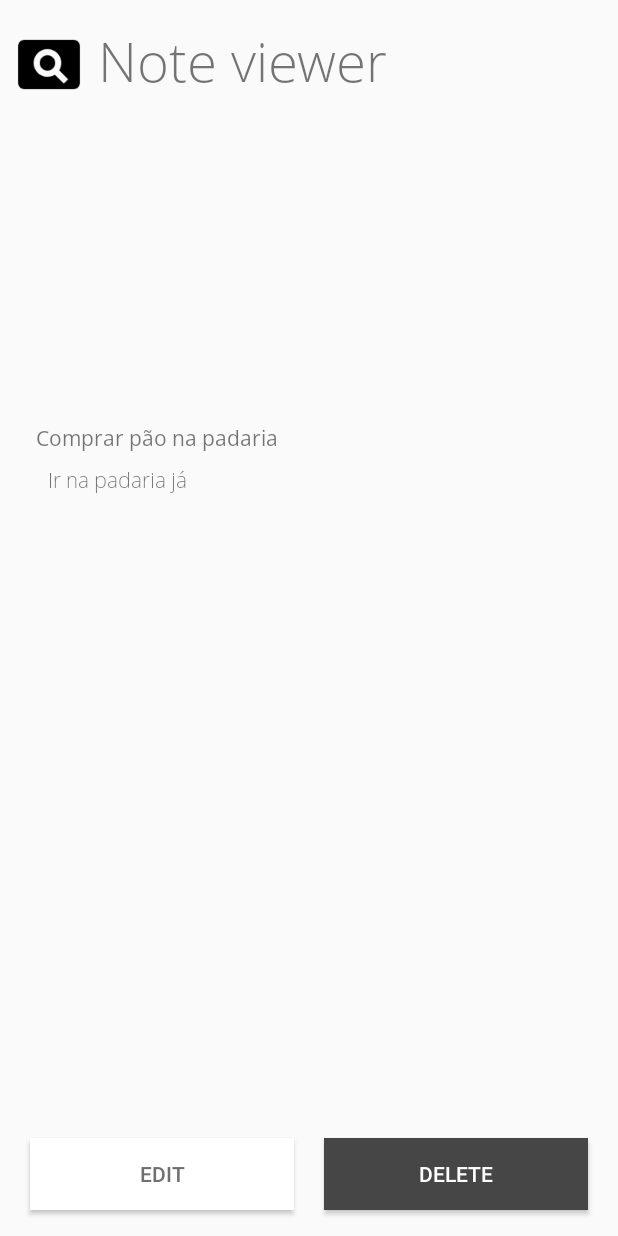
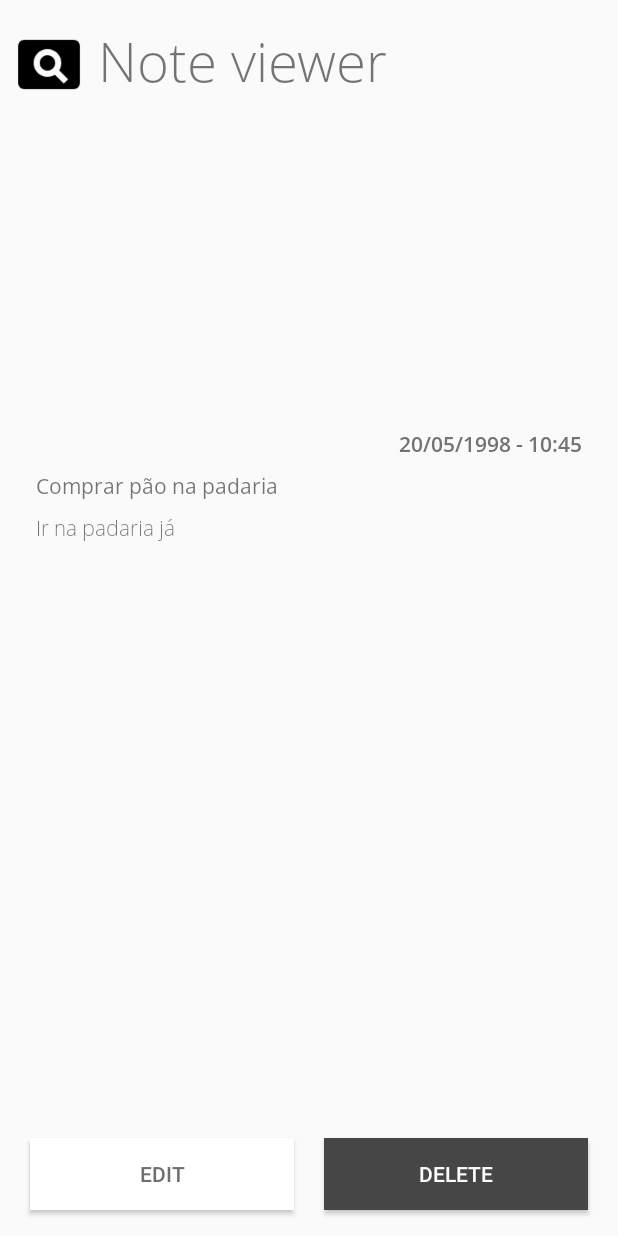
Before and after one commit to soumarcelino/notes, an Android app: the NoteView screen opened directly, with no data from a screen before it, on a phone screen of 412 x 824 dp. Run offline under Robolectric (Android 15) with nearby library versions, the phone set to English and light mode, and no system bars; our stand-ins replace Room's generated code; libraries missing offline, so code that uses them is left out: com.koushikdutta.ion; pictures from the network do not load.

Commit message:
Add created date

```diff
--- a/app/build.gradle
+++ b/app/build.gradle
@@ -26,7 +26,6 @@ dependencies {
     implementation "androidx.lifecycle:lifecycle-extensions:2.0.0"
     annotationProcessor "androidx.lifecycle:lifecycle-compiler:2.0.0"
 
-
     implementation fileTree(dir: 'libs', include: ['*.jar'])
     implementation 'androidx.appcompat:appcompat:1.0.2'
     implementation 'androidx.constraintlayout:constraintlayout:1.1.3'
--- a/app/src/main/java/com/m/notas/NoteView.java
+++ b/app/src/main/java/com/m/notas/NoteView.java
@@ -1,15 +1,12 @@
 package com.m.notas;
 
-import androidx.annotation.Nullable;
 import androidx.appcompat.app.AlertDialog;
 import androidx.appcompat.app.AppCompatActivity;
 import androidx.lifecycle.ViewModelProviders;
 
-import android.app.Activity;
 import android.app.ActivityOptions;
 import android.content.DialogInterface;
 import android.content.Intent;
-import android.media.Image;
 import android.os.Bundle;
 import android.transition.Fade;
 import android.view.View;
@@ -22,6 +19,7 @@ import android.widget.TextView;
 import com.koushikdutta.ion.Ion;
 import com.m.notas.models.Note;
 import com.m.notas.models.NoteViewModel;
+import com.m.notas.utils.DateUtils;
 import com.m.notas.utils.Text;
 
 public class NoteView extends AppCompatActivity {
@@ -42,6 +40,8 @@ public class NoteView extends AppCompatActivity {
 
         TextView noteTitle = findViewById(R.id.noteViewTitle);
         TextView noteBody = findViewById(R.id.noteTitleViewBody);
+        TextView noteDate = findViewById(R.id.noteViewDate);
+
         ImageView noteViewGravatar = findViewById(R.id.noteViewGravatar);
 
         Bundle extras = getIntent().getExtras();
@@ -49,6 +49,9 @@ public class NoteView extends AppCompatActivity {
             note = (Note) extras.getSerializable("note");
             noteTitle.setText(note.getName());
             noteBody.setText(note.getDescription());
+
+            noteDate.setText(DateUtils.toString(note.getCreateDate()));
+
             String hash = Text.MD5(note.getName().toLowerCase());
             Ion.with(this)
                     .load("https://www.gravatar.com/monsterid/"+hash+"?s=500")
@@ -91,6 +94,5 @@ public class NoteView extends AppCompatActivity {
     private void deleteNote(){
         noteViewModel.delete(note);
         finishAfterTransition();
-
     }
 }
--- a/app/src/main/java/com/m/notas/adapters/NoteAdapter.java
+++ b/app/src/main/java/com/m/notas/adapters/NoteAdapter.java
@@ -15,6 +15,8 @@ import com.m.notas.R;
 import com.m.notas.utils.Text;
 
 import java.util.List;
+
+import static com.m.notas.utils.Text.truncateText;
 
 public class NoteAdapter extends RecyclerView.Adapter<NoteAdapter.ViewHolder> {
     private List<Note> notes;
@@ -37,8 +39,8 @@ public class NoteAdapter extends RecyclerView.Adapter<NoteAdapter.ViewHolder> {
     @Override
     public void onBindViewHolder(ViewHolder holder, int position) {
         Note note = notes.get(position);
-        holder.noteName.setText(note.getName());
-        holder.noteDesc.setText(note.getDescription());
+        holder.noteName.setText(truncateText(note.getName(), 30));
+        holder.noteDesc.setText(truncateText(note.getDescription(), 40));
         String hash = Text.MD5(note.getName().toLowerCase());
         Ion.with(layoutInflater.getContext())
                 .load("https://www.gravatar.com/monsterid/"+hash+"?s=500")
--- a/app/src/main/java/com/m/notas/models/NoteDao.java
+++ b/app/src/main/java/com/m/notas/models/NoteDao.java
@@ -12,7 +12,7 @@ import java.util.List;
 
 @Dao
 public interface NoteDao {
-    @Query("SELECT * FROM NOTES")
+    @Query("SELECT * FROM NOTES ORDER BY id DESC")
     LiveData<List<Note>> getAll();
 
     @Query("SELECT * FROM NOTES WHERE id IN (:notesId)")
--- a/app/src/main/java/com/m/notas/utils/Constants.java
+++ b/app/src/main/java/com/m/notas/utils/Constants.java
@@ -1,4 +1,9 @@
 package com.m.notas.utils;
 
 public class Constants {
+    public static final String TIME_STAMP_FORMAT = "yyyy-MM-dd HH:mm:ss";
+    public static final String TIME_STAMP_FORMAT_DEFAULT = "MM-dd-yyyy - hh:mm a";
+    public static final String TIME_STAMP_FORMAT_PT = "dd/MM/yyyy - HH:mm";
+
+
 }
--- a/app/src/main/res/layout/activity_create_note.xml
+++ b/app/src/main/res/layout/activity_create_note.xml
@@ -47,6 +47,7 @@
             android:layout_height="wrap_content"
             android:layout_weight="1"
             android:hint="@string/app.input.title"
+            android:singleLine="true"
             android:textColorHighlight="#464646"
             android:textColorLink="#464646" />
     </com.google.android.material.textfield.TextInputLayout>
--- a/app/src/main/res/layout/activity_edit_note.xml
+++ b/app/src/main/res/layout/activity_edit_note.xml
@@ -47,6 +47,7 @@
             android:layout_height="wrap_content"
             android:layout_weight="1"
             android:hint="@string/app.input.title"
+            android:singleLine="true"
             android:textColorHighlight="#464646"
             android:textColorLink="#464646" />
     </com.google.android.material.textfield.TextInputLayout>
--- a/app/src/main/res/layout/activity_note_view.xml
+++ b/app/src/main/res/layout/activity_note_view.xml
@@ -64,9 +64,8 @@
         android:id="@+id/noteTitleViewBody"
         android:layout_width="0dp"
         android:layout_height="wrap_content"
-        android:layout_marginStart="8dp"
         android:layout_marginTop="8dp"
-        android:layout_marginEnd="8dp"
+        android:layout_marginEnd="24dp"
         android:fontFamily="@font/open_sans_light"
         android:text="Ir na padaria já"
         app:layout_constraintEnd_toEndOf="parent"
@@ -78,8 +77,8 @@
         android:layout_width="0dp"
         android:layout_height="wrap_content"
         android:layout_marginStart="24dp"
-        android:layout_marginTop="32dp"
-        android:layout_marginEnd="8dp"
+        android:layout_marginTop="64dp"
+        android:layout_marginEnd="24dp"
         android:fontFamily="@font/open_sans"
         android:text="Comprar pão na padaria"
         app:layout_constraintEnd_toEndOf="parent"
@@ -97,4 +96,16 @@
         app:layout_constraintStart_toStartOf="parent"
         app:layout_constraintTop_toTopOf="parent"
         app:srcCompat="@drawable/baseline_pageview_black_48dp" />
+
+    <TextView
+        android:id="@+id/noteViewDate"
+        android:layout_width="wrap_content"
+        android:layout_height="wrap_content"
+        android:layout_marginEnd="24dp"
+        android:layout_marginBottom="8dp"
+        android:fontFamily="@font/open_sans_semibold"
+        android:text="20/05/1998 - 10:45"
+        android:textColor="#737373"
+        app:layout_constraintBottom_toTopOf="@+id/noteViewTitle"
+        app:layout_constraintEnd_toEndOf="parent" />
 </androidx.constraintlayout.widget.ConstraintLayout>
```
Also changed, not shown: app/src/main/java/com/m/notas/AppDatabase.java (+10 -1 lines), app/src/main/java/com/m/notas/models/Note.java (+29 -0 lines), app/src/main/java/com/m/notas/utils/DateUtils.java (added, +20 -0 lines), app/src/main/java/com/m/notas/utils/Text.java (+7 -0 lines), app/src/main/res/font/open_sans_semibold.ttf (added).
